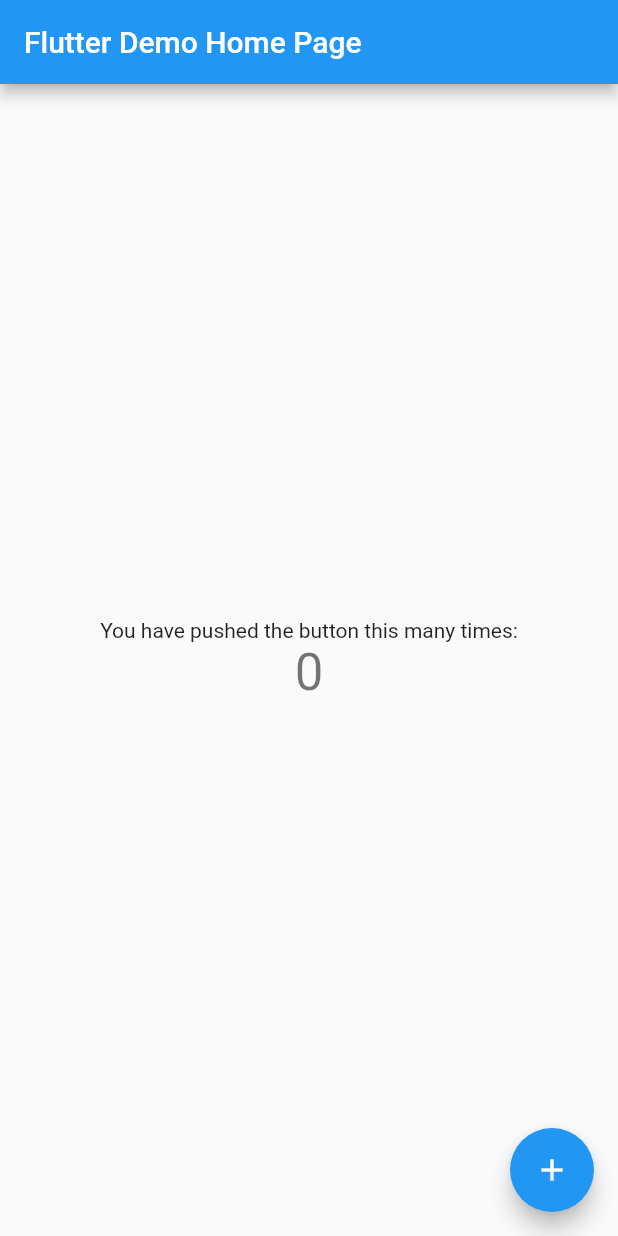
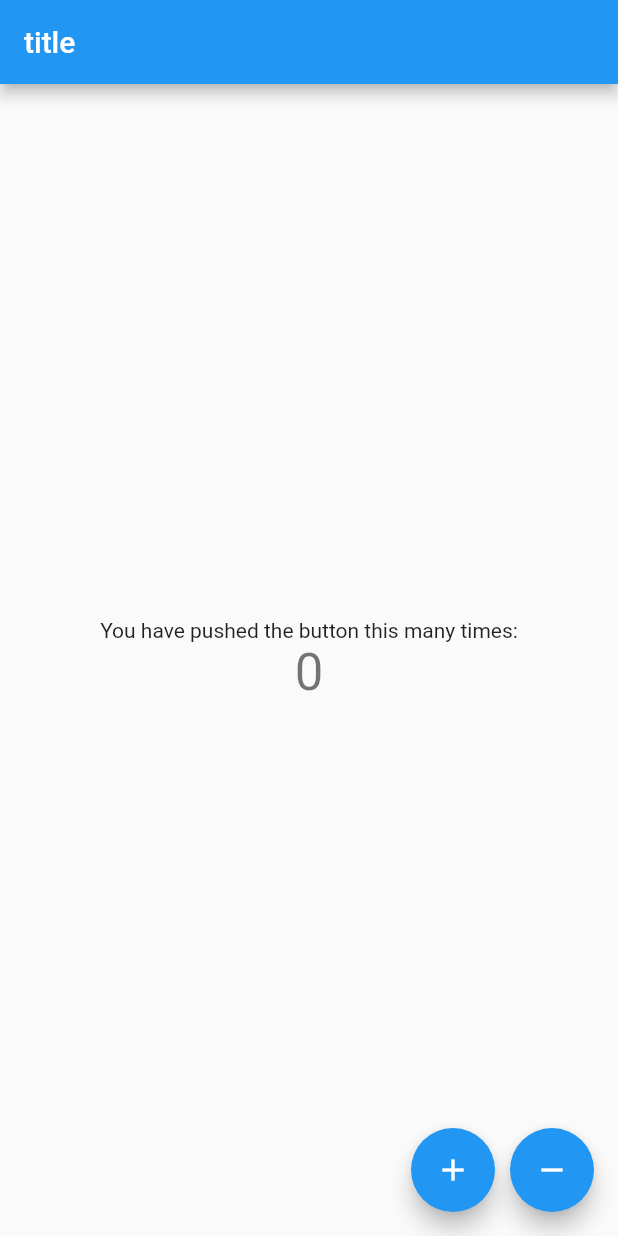
Before and after one commit to wjcwsq/xyflutter, a Flutter app: the screen it shows after launch, on a phone screen of 412 x 824 dp. Run offline on Flutter 3.47's test engine with Material 2 defaults, Android fonts, the phone set to English and light mode, and no system bars.

Commit message:
movie 开始学习

```diff
--- a/flutter_wechat_hd/lib/main.dart
+++ b/flutter_wechat_hd/lib/main.dart
@@ -1,14 +1,21 @@
 import 'package:flutter/material.dart';
-import 'package:flutter_wechat_hd/test_dart.dart';
+import 'package:flutter_wechat_hd/test_func_dart.dart';
+import 'dart:ui';
+
 
 void main() => runApp(MyApp());
 
 class MyApp extends StatelessWidget {
-  // This widget is the root of your application.
+
+  Map<String, WidgetBuilder> _routes = {
+    Navigator.defaultRouteName: (context)=>MyHomePage(title: 'title',),
+  };
+
+
   @override
   Widget build(BuildContext context) {
+    //test();
 
-    test();
 
     return MaterialApp(
       title: 'Flutter Demo',
@@ -24,7 +31,8 @@ class MyApp extends StatelessWidget {
         // is not restarted.
         primarySwatch: Colors.blue,
       ),
-      home: MyHomePage(title: 'Flutter Demo Home Page'),
+      //home: MyHomePage(title: 'Flutter Demo Home Page'),
+      routes: _routes,
     );
   }
 }
@@ -52,12 +60,14 @@ class _MyHomePageState extends State<MyHomePage> {
 
   void _incrementCounter() {
     setState(() {
-      // This call to setState tells the Flutter framework that something has
-      // changed in this State, which causes it to rerun the build method below
-      // so that the display can reflect the updated values. If we changed
-      // _counter without calling setState(), then the build method would not be
-      // called again, and so nothing would appear to happen.
+
       _counter++;
+    });
+  }
+
+  void _decrementCounter(){
+    setState((){
+      _counter--;
     });
   }
 
@@ -79,20 +89,7 @@ class _MyHomePageState extends State<MyHomePage> {
         // Center is a layout widget. It takes a single child and positions it
         // in the middle of the parent.
         child: Column(
-          // Column is also layout widget. It takes a list of children and
-          // arranges them vertically. By default, it sizes itself to fit its
-          // children horizontally, and tries to be as tall as its parent.
-          //
-          // Invoke "debug painting" (press "p" in the console, choose the
-          // "Toggle Debug Paint" action from the Flutter Inspector in Android
-          // Studio, or the "Toggle Debug Paint" command in Visual Studio Code)
-          // to see the wireframe for each widget.
-          //
-          // Column has various properties to control how it sizes itself and
-          // how it positions its children. Here we use mainAxisAlignment to
-          // center the children vertically; the main axis here is the vertical
-          // axis because Columns are vertical (the cross axis would be
-          // horizontal).
+
           mainAxisAlignment: MainAxisAlignment.center,
           children: <Widget>[
             Text(
@@ -105,10 +102,21 @@ class _MyHomePageState extends State<MyHomePage> {
           ],
         ),
       ),
-      floatingActionButton: FloatingActionButton(
-        onPressed: _incrementCounter,
-        tooltip: 'Increment',
-        child: Icon(Icons.add),
+      floatingActionButton: Row(
+        mainAxisAlignment: MainAxisAlignment.end,
+        children: [
+          FloatingActionButton(
+            onPressed: _incrementCounter,
+            tooltip: 'Increment',
+            child: Icon(Icons.add),
+          ),
+          SizedBox(width: 10,),
+          FloatingActionButton(
+            onPressed: _decrementCounter,
+            tooltip: 'Descrement',
+            child: Icon(Icons.remove),
+          ),
+        ],
       ), // This trailing comma makes auto-formatting nicer for build methods.
     );
   }
--- /dev/null
+++ b/flutter_wechat_hd/lib/test_widget.dart
@@ -0,0 +1 @@
+import 'package:flutter/material.dart';
```
Also changed, not shown: flutter_wechat_hd/lib/test_func_dart.dart (renamed from flutter_wechat_hd/lib/test_dart.dart), 2 other files.
